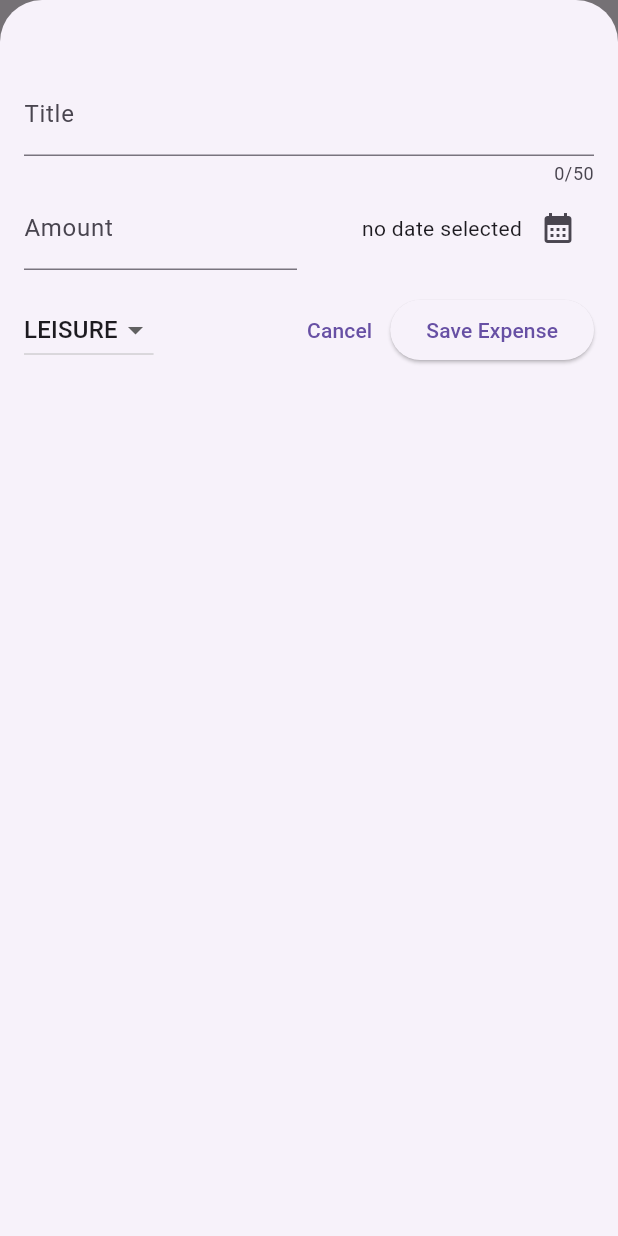
After one commit to JayKim88/flutternDart-the-complete-guide-2023, a Flutter app: the screen it shows after launch, after a tap on the "add" icon, on a phone screen of 412 x 824 dp. The commit adds this screen. Run offline on Flutter 3.47's test engine with Material 2 defaults, Android fonts, the phone set to English and light mode, and no system bars; our stand-ins replace google_fonts.

Commit message:
progressed from 105-119, section5

```diff
--- a/expense_tracker_app/lib/main.dart
+++ b/expense_tracker_app/lib/main.dart
@@ -4,8 +4,9 @@ import 'package:expense_tracker_app/widgets/expenses.dart';
 
 void main() {
   runApp(
-    const MaterialApp(
-      home: Expenses(),
+    MaterialApp(
+      theme: ThemeData(useMaterial3: true),
+      home: const Expenses(),
     ),
   );
 }
--- a/expense_tracker_app/lib/widgets/expenses.dart
+++ b/expense_tracker_app/lib/widgets/expenses.dart
@@ -1,5 +1,6 @@
 import 'package:expense_tracker_app/widgets/expenses_list/expenses_list.dart';
 import 'package:expense_tracker_app/models/expense.dart';
+import 'package:expense_tracker_app/widgets/new_expense.dart';
 import 'package:flutter/material.dart';
 
 class Expenses extends StatefulWidget {
@@ -25,13 +26,39 @@ class _ExpensesState extends State<Expenses> {
         category: Category.leisure)
   ];
 
+  void _openAddExpenseOverlay() {
+    showModalBottomSheet(
+      isScrollControlled: true,
+      context: context,
+      builder: (ctx) => NewExpense(onAddExpense: _addExpense),
+    );
+  }
+
+  void _addExpense(Expense expense) {
+    setState(() {
+      _registeredExpenses.add(expense);
+    });
+  }
+
   @override
   Widget build(BuildContext context) {
     return Scaffold(
+      appBar: AppBar(
+          title: const Text(
+            'Flutter ExpenseTracker',
+          ),
+          actions: [
+            IconButton(
+              onPressed: _openAddExpenseOverlay,
+              icon: const Icon(Icons.add),
+            )
+          ]),
       body: Column(
         children: [
           const Text('The chart'),
-          Expanded(child: ExpensesList(expenses: _registeredExpenses)),
+          Expanded(
+            child: ExpensesList(expenses: _registeredExpenses),
+          ),
         ],
       ),
     );
--- /dev/null
+++ b/expense_tracker_app/lib/widgets/new_expense.dart
@@ -0,0 +1,162 @@
+import 'package:expense_tracker_app/models/expense.dart';
+import 'package:flutter/material.dart';
+
+class NewExpense extends StatefulWidget {
+  const NewExpense({super.key, required this.onAddExpense});
+
+  final void Function(Expense expense) onAddExpense;
+
+  @override
+  State<NewExpense> createState() {
+    return _NewExpenseState();
+  }
+}
+
+class _NewExpenseState extends State<NewExpense> {
+  final _titleController = TextEditingController();
+  final _amountController = TextEditingController();
+  DateTime? _selectedDate;
+  Category _selectedCategory = Category.leisure;
+
+  void _presentDatePicker() async {
+    final now = DateTime.now();
+    final firstDate = DateTime(
+      now.year - 1,
+      now.month,
+      now.day,
+    );
+    final pickedDate = await showDatePicker(
+      context: context,
+      initialDate: now,
+      firstDate: firstDate,
+      lastDate: now,
+    );
+    setState(() {
+      _selectedDate = pickedDate;
+    });
+  }
+
+  void _submitExpenseData() {
+    final enteredAmount = double.tryParse(_amountController.text);
+    final amountIsInvalid = enteredAmount == null || enteredAmount <= 0;
+
+    if (_titleController.text.trim().isEmpty ||
+        amountIsInvalid ||
+        _selectedDate == null) {
+      showDialog(
+        context: context,
+        builder: (ctx) => AlertDialog(
+          title: const Text('Invalid input'),
+          content: const Text('make sure your choices'),
+          actions: [
+            TextButton(
+              onPressed: () {
+                Navigator.pop(ctx);
+              },
+              child: const Text('Okay'),
+            )
+          ],
+        ),
+      );
+      return;
+    }
+
+    widget.onAddExpense(Expense(
+      title: _titleController.text,
+      amount: enteredAmount,
+      date: _selectedDate!,
+      category: _selectedCategory,
+    ));
+    Navigator.pop(context);
+  }
+
+  @override
+  void dispose() {
+    _titleController.dispose();
+    _amountController.dispose();
+    super.dispose();
+  }
+
+  @override
+  Widget build(BuildContext context) {
+    return Padding(
+        padding: const EdgeInsets.fromLTRB(16, 48, 16, 16),
+        child: Column(children: [
+          TextField(
+            controller: _titleController,
+            maxLength: 50,
+            decoration: const InputDecoration(
+              label: Text('Title'),
+            ),
+          ),
+          Row(
+            children: [
+              Expanded(
+                child: TextField(
+                  controller: _amountController,
+                  keyboardType: TextInputType.number,
+                  decoration: const InputDecoration(
+                    prefixText: '\$ ',
+                    label: Text('Amount'),
+                  ),
+                ),
+              ),
+              const SizedBox(
+                width: 16,
+              ),
+              Expanded(
+                child: Row(
+                  mainAxisAlignment: MainAxisAlignment.end,
+                  crossAxisAlignment: CrossAxisAlignment.center,
+                  children: [
+                    Text(_selectedDate == null
+                        ? 'no date selected'
+                        : formatter.format(_selectedDate!)),
+                    IconButton(
+                      onPressed: _presentDatePicker,
+                      icon: const Icon(Icons.calendar_month),
+                    )
+                  ],
+                ),
+              )
+            ],
+          ),
+          const SizedBox(
+            height: 16,
+          ),
+          Row(
+            children: [
+              DropdownButton(
+                  value: _selectedCategory,
+                  items: Category.values
+                      .map(
+                        (category) => DropdownMenuItem(
+                          value: category,
+                          child: Text(
+                            category.name.toUpperCase(),
+                          ),
+                        ),
+                      )
+                      .toList(),
+                  onChanged: (value) {
+                    if (value == null) return;
+                    setState(() {
+                      _selectedCategory = value;
+                    });
+                  }),
+              const Spacer(),
+              TextButton(
+                onPressed: () {
+                  Navigator.pop(context);
+                },
+                child: const Text('Cancel'),
+              ),
+              ElevatedButton(
+                onPressed: _submitExpenseData,
+                child: const Text('Save Expense'),
+              )
+            ],
+          )
+        ]));
+  }
+}
```
